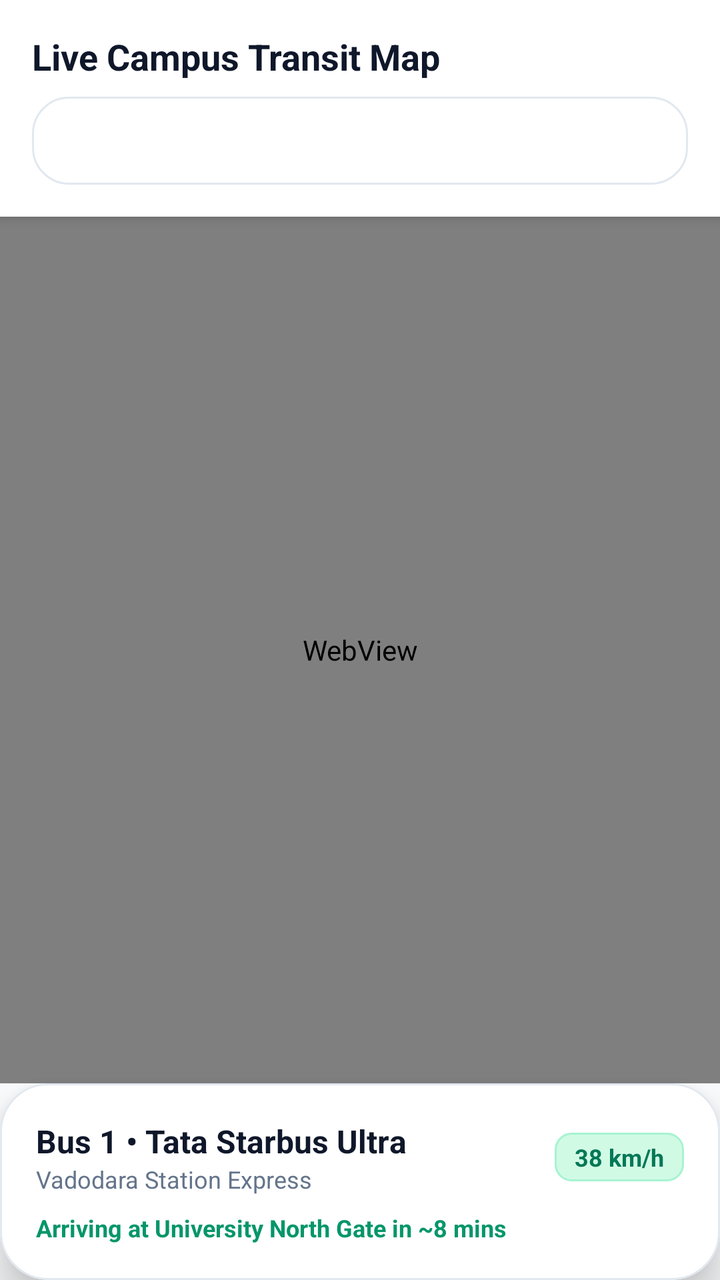
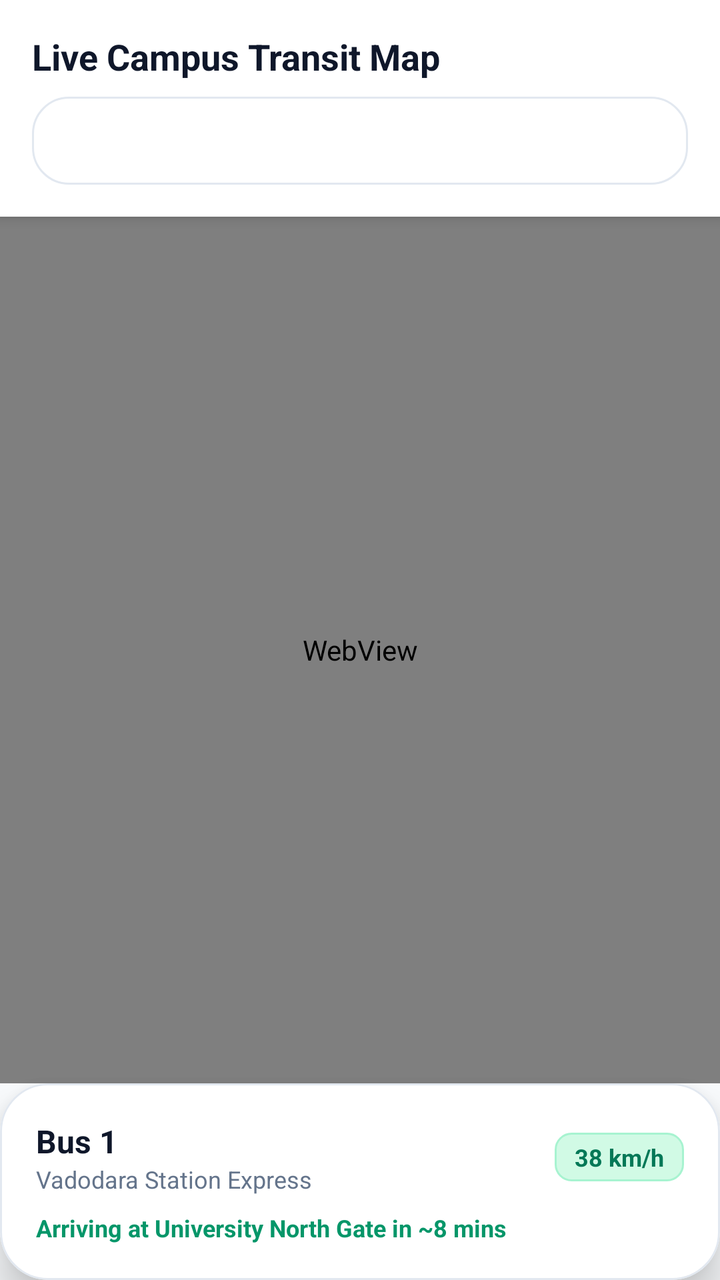

An Android layout rendered at two revisions. The XML below is the earlier revision; the diff shows what the commit changed to produce the second picture.
<!-- AndroidManifest.xml: application theme Theme.UniTrack -->
<!-- res/layout/fragment_student_live_bus.xml -->
<?xml version="1.0" encoding="utf-8"?>
<androidx.constraintlayout.widget.ConstraintLayout xmlns:android="http://schemas.android.com/apk/res/android"
    xmlns:app="http://schemas.android.com/apk/res-auto"
    android:layout_width="match_parent"
    android:layout_height="match_parent"
    android:background="@color/background">

    
    <LinearLayout
        android:id="@+id/topBar"
        android:layout_width="match_parent"
        android:layout_height="wrap_content"
        android:background="@color/white"
        android:elevation="4dp"
        android:orientation="vertical"
        android:padding="16dp"
        app:layout_constraintTop_toTopOf="parent">

        <TextView
            android:layout_width="wrap_content"
            android:layout_height="wrap_content"
            android:text="Live Campus Transit Map"
            android:textColor="@color/text_primary"
            android:textSize="18sp"
            android:textStyle="bold" />

        <Spinner
            android:id="@+id/spActiveBusSelect"
            android:layout_width="match_parent"
            android:layout_height="44dp"
            android:layout_marginTop="8dp"
            android:background="@drawable/bg_card_rounded" />
    </LinearLayout>

    
    <FrameLayout
        android:id="@+id/mapFragmentContainer"
        android:layout_width="match_parent"
        android:layout_height="0dp"
        app:layout_constraintBottom_toTopOf="@id/cardBusDetail"
        app:layout_constraintTop_toBottomOf="@id/topBar">

        <WebView
            android:id="@+id/mapWebView"
            android:layout_width="match_parent"
            android:layout_height="match_parent" />

        <LinearLayout
            android:id="@+id/telemetryFallback"
            android:layout_width="match_parent"
            android:layout_height="match_parent"
            android:background="#E2E8F0"
            android:gravity="center"
            android:orientation="vertical"
            android:padding="20dp"
            android:visibility="gone">

            <ImageView
                android:layout_width="48dp"
                android:layout_height="48dp"
                android:src="@android:drawable/ic_menu_compass"
                app:tint="@color/primary" />

            <TextView
                android:id="@+id/tvLiveCoords"
                android:layout_width="wrap_content"
                android:layout_height="wrap_content"
                android:layout_marginTop="8dp"
                android:fontFamily="monospace"
                android:text="22.2887° N, 73.3634° E"
                android:textColor="@color/text_primary"
                android:textSize="14sp"
                android:textStyle="bold" />

            <TextView
                android:id="@+id/tvLiveTelemetrySpeed"
                android:layout_width="wrap_content"
                android:layout_height="wrap_content"
                android:layout_marginTop="4dp"
                android:text="Status: Buses Stationed at Campus Depot"
                android:textColor="@color/primary"
                android:textSize="12sp"
                android:textStyle="bold" />
        </LinearLayout>
    </FrameLayout>

    
    <com.google.android.material.card.MaterialCardView
        android:id="@+id/cardBusDetail"
        style="@style/Widget.UniTrack.Card"
        android:layout_width="match_parent"
        android:layout_height="wrap_content"
        app:cardCornerRadius="24dp"
        app:cardElevation="12dp"
        app:layout_constraintBottom_toBottomOf="parent">

        <LinearLayout
            android:layout_width="match_parent"
            android:layout_height="wrap_content"
            android:orientation="vertical"
            android:padding="18dp">

            <LinearLayout
                android:layout_width="match_parent"
                android:layout_height="wrap_content"
                android:gravity="center_vertical"
                android:orientation="horizontal">

                <LinearLayout
                    android:layout_width="0dp"
                    android:layout_height="wrap_content"
                    android:layout_weight="1"
                    android:orientation="vertical">

                    <TextView
                        android:id="@+id/tvSelectedBusNumber"
                        android:layout_width="wrap_content"
                        android:layout_height="wrap_content"
                        android:text="Bus 1 • Tata Starbus Ultra"
                        android:textColor="@color/text_primary"
                        android:textSize="16sp"
                        android:textStyle="bold" />

                    <TextView
                        android:id="@+id/tvSelectedBusRoute"
                        android:layout_width="wrap_content"
                        android:layout_height="wrap_content"
                        android:text="Vadodara Station Express"
                        android:textColor="@color/text_secondary"
                        android:textSize="12sp" />
                </LinearLayout>

                <TextView
                    android:id="@+id/tvLiveSpeedBadge"
                    android:layout_width="wrap_content"
                    android:layout_height="wrap_content"
                    android:background="@drawable/bg_badge_emerald"
                    android:paddingStart="10dp"
                    android:paddingTop="4dp"
                    android:paddingEnd="10dp"
                    android:paddingBottom="4dp"
                    android:text="38 km/h"
                    android:textColor="@color/primary_dark"
                    android:textSize="12sp"
                    android:textStyle="bold" />
            </LinearLayout>

            <TextView
                android:id="@+id/tvEtaNextStop"
                android:layout_width="wrap_content"
                android:layout_height="wrap_content"
                android:layout_marginTop="8dp"
                android:text="Arriving at University North Gate in ~8 mins"
                android:textColor="@color/primary"
                android:textSize="12sp"
                android:textStyle="bold" />

        </LinearLayout>
    </com.google.android.material.card.MaterialCardView>

</androidx.constraintlayout.widget.ConstraintLayout>
<!-- resources referenced by this layout -->
<resources>
  <color name="background">#F8FAFC</color>
  <color name="primary">#059669</color>
  <color name="primary_dark">#047857</color>
  <color name="text_primary">#0F172A</color>
  <color name="text_secondary">#64748B</color>
  <color name="white">#FFFFFF</color>
  <!-- drawable bg_badge_emerald (drawable) -->
  <?xml version="1.0" encoding="utf-8"?>
  <shape xmlns:android="http://schemas.android.com/apk/res/android"
      android:shape="rectangle">
      <corners android:radius="8dp" />
      <solid android:color="#D1FAE5" />
      <stroke android:width="1dp" android:color="#A7F3D0" />
  </shape>
  <!-- drawable bg_card_rounded (drawable) -->
  <?xml version="1.0" encoding="utf-8"?>
  <shape xmlns:android="http://schemas.android.com/apk/res/android"
      android:shape="rectangle">
      <corners android:radius="18dp" />
      <solid android:color="#FFFFFF" />
      <stroke android:width="1dp" android:color="#E2E8F0" />
  </shape>
  <style name="Widget.UniTrack.Card" parent="Widget.MaterialComponents.CardView">
          <item name="cardCornerRadius">20dp</item>
          <item name="cardElevation">2dp</item>
          <item name="cardBackgroundColor">@color/card_background</item>
          <item name="strokeColor">@color/border</item>
          <item name="strokeWidth">1dp</item>
      </style>
  <style name="Theme.UniTrack" parent="Theme.MaterialComponents.DayNight.NoActionBar">
          
          <item name="colorPrimary">@color/primary</item>
          <item name="colorPrimaryVariant">@color/primary_dark</item>
          <item name="colorOnPrimary">@color/pure_white</item>
          
          <item name="colorSecondary">@color/secondary</item>
          <item name="colorSecondaryVariant">@color/secondary_light</item>
          <item name="colorOnSecondary">@color/pure_white</item>
          
          <item name="android:statusBarColor">@color/surface</item>
          <item name="android:windowLightStatusBar">true</item>
          <item name="android:windowBackground">@color/background</item>
          <item name="colorSurface">@color/surface</item>
          <item name="colorOnSurface">@color/text_primary</item>
  
          
          <item name="android:textColor">@color/text_primary</item>
          <item name="android:textColorPrimary">@color/text_primary</item>
          <item name="android:textColorSecondary">@color/text_secondary</item>
          <item name="android:textColorHint">@color/input_hint</item>
          <item name="android:editTextColor">@color/input_text</item>
  
          
          <item name="textInputStyle">@style/Widget.UniTrack.TextInputLayout</item>
          <item name="editTextStyle">@style/Widget.UniTrack.EditText</item>
      </style>
  <color name="card_background">#FFFFFF</color>
  <color name="border">#E2E8F0</color>
  <color name="pure_white">#FFFFFF</color>
  <color name="secondary">#0F172A</color>
  <color name="secondary_light">#1E293B</color>
  <color name="surface">#FFFFFF</color>
  <color name="input_hint">#64748B</color>
  <color name="input_text">#0F172A</color>
  <style name="Widget.UniTrack.TextInputLayout" parent="Widget.MaterialComponents.TextInputLayout.OutlinedBox">
          <item name="boxStrokeColor">@color/primary</item>
          <item name="hintTextColor">@color/primary</item>
          <item name="android:textColorHint">@color/input_hint</item>
          <item name="boxBackgroundColor">@color/input_background</item>
          <item name="boxCornerRadiusTopStart">12dp</item>
          <item name="boxCornerRadiusTopEnd">12dp</item>
          <item name="boxCornerRadiusBottomStart">12dp</item>
          <item name="boxCornerRadiusBottomEnd">12dp</item>
      </style>
  <style name="Widget.UniTrack.EditText" parent="Widget.MaterialComponents.TextInputEditText.OutlinedBox">
          <item name="android:textColor">@color/input_text</item>
          <item name="android:textColorHint">@color/input_hint</item>
          <item name="android:textSize">14sp</item>
      </style>
  <color name="input_background">#FFFFFF</color>
</resources>

<!-- the commit's change to res/layout/fragment_student_live_bus.xml (unified diff, before → after) -->
@@ -116,7 +116,7 @@
                         android:id="@+id/tvSelectedBusNumber"
                         android:layout_width="wrap_content"
                         android:layout_height="wrap_content"
-                        android:text="Bus 1 • Tata Starbus Ultra"
+                        android:text="Bus 1"
                         android:textColor="@color/text_primary"
                         android:textSize="16sp"
                         android:textStyle="bold" />
